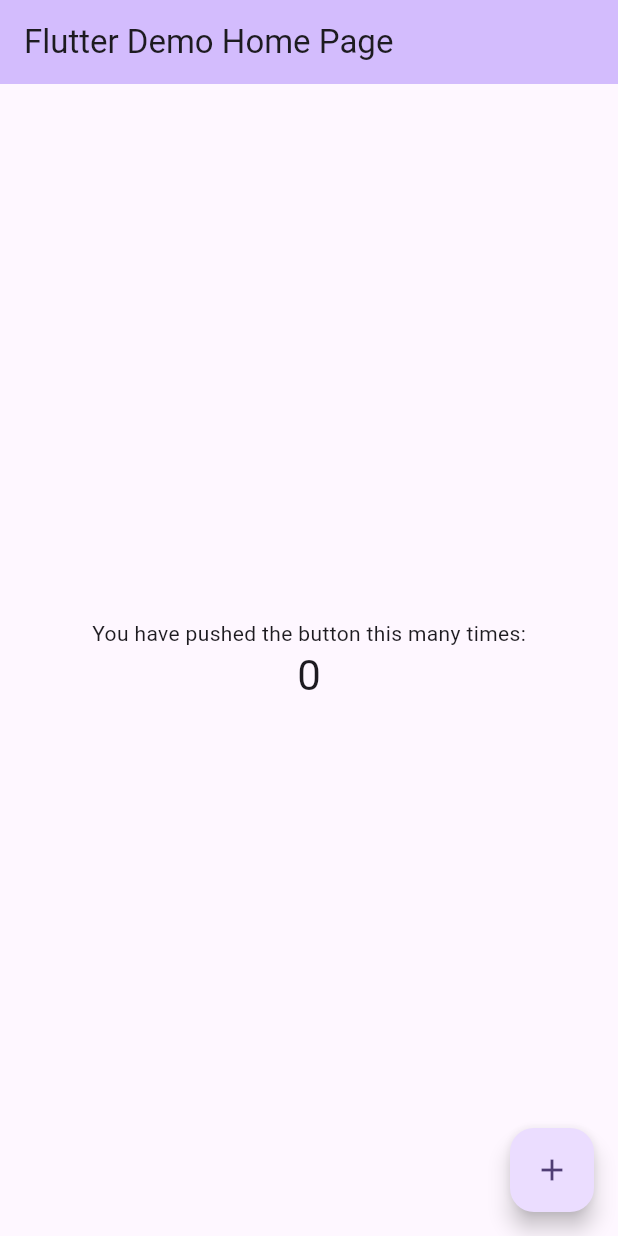
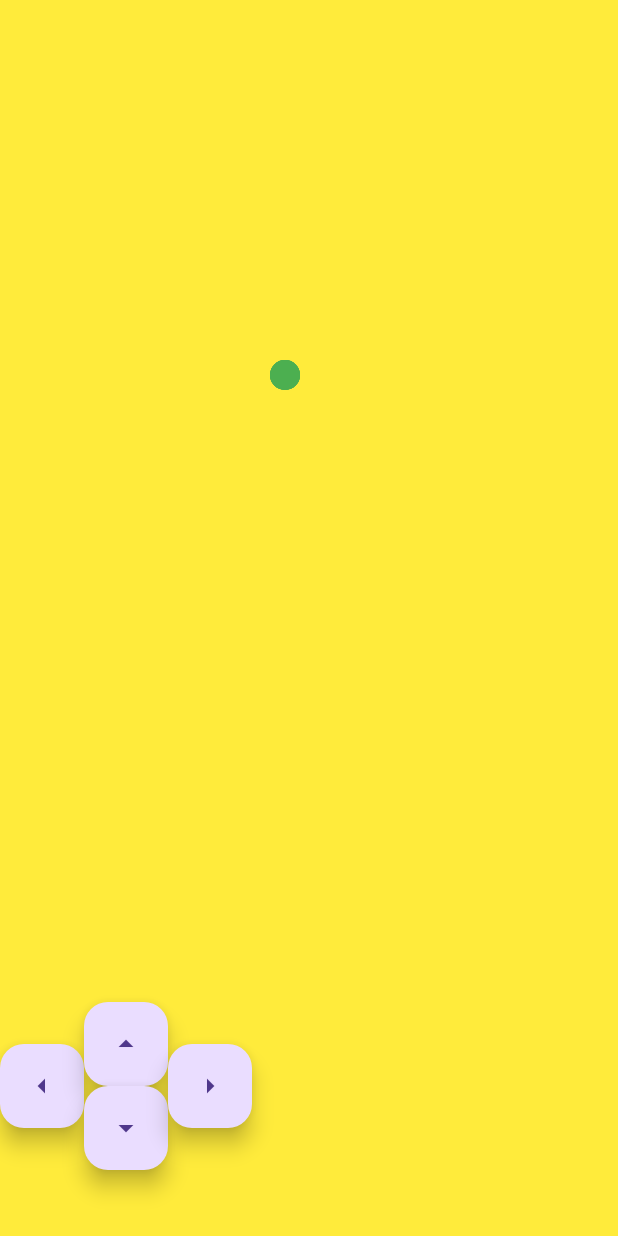
Before and after one commit to moury12/Snake-Game, a Flutter app: the screen it shows after launch, on a phone screen of 412 x 824 dp. Run offline on Flutter 3.47's test engine with Material 3 defaults, Android fonts, the light colour scheme and no system bars.

Commit message:
style: add piece and controll panel

```diff
--- a/lib/main.dart
+++ b/lib/main.dart
@@ -1,4 +1,5 @@
 import 'package:flutter/material.dart';
+import 'package:snake_game/pages/game_page.dart';
 
 void main() {
   runApp(const MyApp());
@@ -11,115 +12,12 @@
   @override
   Widget build(BuildContext context) {
     return MaterialApp(
+      debugShowCheckedModeBanner: false,
       title: 'Flutter Demo',
       theme: ThemeData(
-        // This is the theme of your application.
-        //
-        // TRY THIS: Try running your application with "flutter run". You'll see
-        // the application has a purple toolbar. Then, without quitting the app,
-        // try changing the seedColor in the colorScheme below to Colors.green
-        // and then invoke "hot reload" (save your changes or press the "hot
-        // reload" button in a Flutter-supported IDE, or press "r" if you used
-        // the command line to start the app).
-        //
-        // Notice that the counter didn't reset back to zero; the application
-        // state is not lost during the reload. To reset the state, use hot
-        // restart instead.
-        //
-        // This works for code too, not just values: Most code changes can be
-        // tested with just a hot reload.
-        colorScheme: ColorScheme.fromSeed(seedColor: Colors.deepPurple),
-        useMaterial3: true,
+
       ),
-      home: const MyHomePage(title: 'Flutter Demo Home Page'),
+      home: const GameScreen(),
     );
   }
 }
-
-class MyHomePage extends StatefulWidget {
-  const MyHomePage({super.key, required this.title});
-
-  // This widget is the home page of your application. It is stateful, meaning
-  // that it has a State object (defined below) that contains fields that affect
-  // how it looks.
-
-  // This class is the configuration for the state. It holds the values (in this
-  // case the title) provided by the parent (in this case the App widget) and
-  // used by the build method of the State. Fields in a Widget subclass are
-  // always marked "final".
-
-  final String title;
-
-  @override
-  State<MyHomePage> createState() => _MyHomePageState();
-}
-
-class _MyHomePageState extends State<MyHomePage> {
-  int _counter = 0;
-
-  void _incrementCounter() {
-    setState(() {
-      // This call to setState tells the Flutter framework that something has
-      // changed in this State, which causes it to rerun the build method below
-      // so that the display can reflect the updated values. If we changed
-      // _counter without calling setState(), then the build method would not be
-      // called again, and so nothing would appear to happen.
-      _counter++;
-    });
-  }
-
-  @override
-  Widget build(BuildContext context) {
-    // This method is rerun every time setState is called, for instance as done
-    // by the _incrementCounter method above.
-    //
-    // The Flutter framework has been optimized to make rerunning build methods
-    // fast, so that you can just rebuild anything that needs updating rather
-    // than having to individually change instances of widgets.
-    return Scaffold(
-      appBar: AppBar(
-        // TRY THIS: Try changing the color here to a specific color (to
-        // Colors.amber, perhaps?) and trigger a hot reload to see the AppBar
-        // change color while the other colors stay the same.
-        backgroundColor: Theme.of(context).colorScheme.inversePrimary,
-        // Here we take the value from the MyHomePage object that was created by
-        // the App.build method, and use it to set our appbar title.
-        title: Text(widget.title),
-      ),
-      body: Center(
-        // Center is a layout widget. It takes a single child and positions it
-        // in the middle of the parent.
-        child: Column(
-          // Column is also a layout widget. It takes a list of children and
-          // arranges them vertically. By default, it sizes itself to fit its
-          // children horizontally, and tries to be as tall as its parent.
-          //
-          // Column has various properties to control how it sizes itself and
-          // how it positions its children. Here we use mainAxisAlignment to
-          // center the children vertically; the main axis here is the vertical
-          // axis because Columns are vertical (the cross axis would be
-          // horizontal).
-          //
-          // TRY THIS: Invoke "debug painting" (choose the "Toggle Debug Paint"
-          // action in the IDE, or press "p" in the console), to see the
-          // wireframe for each widget.
-          mainAxisAlignment: MainAxisAlignment.center,
-          children: <Widget>[
-            const Text(
-              'You have pushed the button this many times:',
-            ),
-            Text(
-              '$_counter',
-              style: Theme.of(context).textTheme.headlineMedium,
-            ),
-          ],
-        ),
-      ),
-      floatingActionButton: FloatingActionButton(
-        onPressed: _incrementCounter,
-        tooltip: 'Increment',
-        child: const Icon(Icons.add),
-      ), // This trailing comma makes auto-formatting nicer for build methods.
-    );
-  }
-}
--- /dev/null
+++ b/lib/pages/game_page.dart
@@ -0,0 +1,162 @@
+import 'dart:async';
+import 'dart:math';
+
+import 'package:flutter/material.dart';
+import 'package:snake_game/utils.dart';
+
+import 'widgets/piece_widget.dart';
+
+class GameScreen extends StatefulWidget {
+  const GameScreen({super.key});
+
+  @override
+  State<GameScreen> createState() => _GameScreenState();
+}
+
+class _GameScreenState extends State<GameScreen> {
+  int upperBoundX = 0;
+  int lowerBoundX = 0;
+  int upperBoundY = 0;
+  int lowerBoundY = 0;
+  int step = 20;
+  int length =5;
+  double screenWidth=0.0;
+  double screenHeight=0.0;
+  List<Offset> positions =[];
+  Direction direction =Direction.right;
+  Timer? timer;
+  @override
+  void initState() {
+    restart();
+    super.initState();
+  }
+  void restart(){
+    if(timer!=null&& timer!.isActive){
+      timer!.cancel();
+    }
+    timer =Timer.periodic(const Duration(milliseconds: 200), (timer) {
+      setState(() {
+
+      });
+    });
+  }
+  int getNearestTens(int num){
+    int output= (num~/ step)*step;
+    if(output==0){
+      output += step;
+    }
+    return output;
+  }
+  void draw() {
+    if(positions.isEmpty){
+      positions.add(getRandomPosition());
+    }
+    while(length>positions.length){
+      positions.add(positions[positions.length-1]);
+    }
+    for(var i =positions.length-1; i>0; i--){
+      positions[i]==positions[i-1];
+    }
+    positions [0] =getNextPosition(positions [0]);
+  }
+  Offset getNextPosition(Offset position) {
+    Offset nextPosition =Offset(position.dx+step, position.dy);
+    if(direction==Direction.right){
+      nextPosition =Offset(position.dx+step, position.dy);
+    }else if(direction==Direction.left){
+      nextPosition =Offset(position.dx-step, position.dy);
+    }else if(direction==Direction.up){
+      nextPosition =Offset(position.dx, position.dy-step);
+    }else if(direction==Direction.down){
+      nextPosition =Offset(position.dx, position.dy+step);
+    }
+
+    return nextPosition;
+  }
+
+  Offset getRandomPosition() {
+    Offset position;
+    int posX=Random().nextInt(upperBoundX)+lowerBoundX;
+    int posY =Random().nextInt(upperBoundY)+lowerBoundY;
+    position = Offset(getNearestTens(posX).toDouble(),getNearestTens(posY)
+        .toDouble() );
+    return position;
+  }
+
+  List<PieceWidget> getPieces(){
+    final pieces =<PieceWidget>[];
+    draw();
+  for(var i=0; i<length; i++){
+    pieces.add(PieceWidget(posX: positions[i].dx.toInt(), posY: positions[i]
+        .dy.toInt(),
+        size: step,
+        color: Colors.green));
+  }
+    return pieces;
+  }
+  @override
+  Widget build(BuildContext context) {
+    screenHeight =MediaQuery.of(context).size.height;
+    screenWidth =MediaQuery.of(context).size.width;
+    upperBoundX=getNearestTens(screenWidth.toInt()-step);
+    upperBoundY=getNearestTens(screenHeight.toInt()-step);
+    lowerBoundX=step;
+    lowerBoundY=step;
+    return Scaffold(
+      backgroundColor: Colors.yellow,
+      body: Stack(
+        children: [
+          Stack(
+            children: getPieces(),
+          )
+        ],
+      ),
+      bottomNavigationBar: SizedBox(
+        height: 200,
+        child: Row(
+          children: [
+            Expanded(child: Row(
+              children: [
+                FloatingActionButton(
+                  onPressed: () {
+                    direction =Direction.left;
+                  },
+                  child: Icon(Icons.arrow_left),
+                ),
+                Column(
+                  mainAxisSize: MainAxisSize.min,
+                  children: [
+
+                    FloatingActionButton(
+                      onPressed: () {
+                        direction =Direction.up;
+                        setState(() {
+
+                        });
+                      },
+                      child: Icon(Icons.arrow_drop_up_outlined),
+                    ), FloatingActionButton(
+                      onPressed: () {
+                        direction =Direction.down;
+                      },
+                      child: Icon(Icons.arrow_drop_down),
+                    ),
+                  ],
+                ),
+                FloatingActionButton(
+                  onPressed: () {
+                    direction =Direction.right;
+                  },
+                  child: Icon(Icons.arrow_right),
+                ),
+              ],
+            ))
+          ],
+        ),
+      ),
+    );
+  }
+
+
+
+}
--- /dev/null
+++ b/lib/pages/widgets/piece_widget.dart
@@ -0,0 +1,24 @@
+import 'package:flutter/material.dart';
+
+class PieceWidget extends StatelessWidget {
+  final int posX, posY, size;
+  final Color color;
+  const PieceWidget({super.key, required this.posX, required this.posY,
+    required this.size, required this.color});
+
+  @override
+  Widget build(BuildContext context) {
+    return Positioned(
+      top: posY.toDouble(),
+        left: posX.toDouble(),
+        child: Opacity(
+      opacity: 1,
+          child: Container(
+            width: size.toDouble(),
+            height: size.toDouble(),
+            decoration: BoxDecoration(color: color,borderRadius: BorderRadius.circular(12)
+            ),
+          ),
+    ));
+  }
+}
--- /dev/null
+++ b/lib/utils.dart
@@ -0,0 +1 @@
+enum Direction { up, down, left, right }
```
